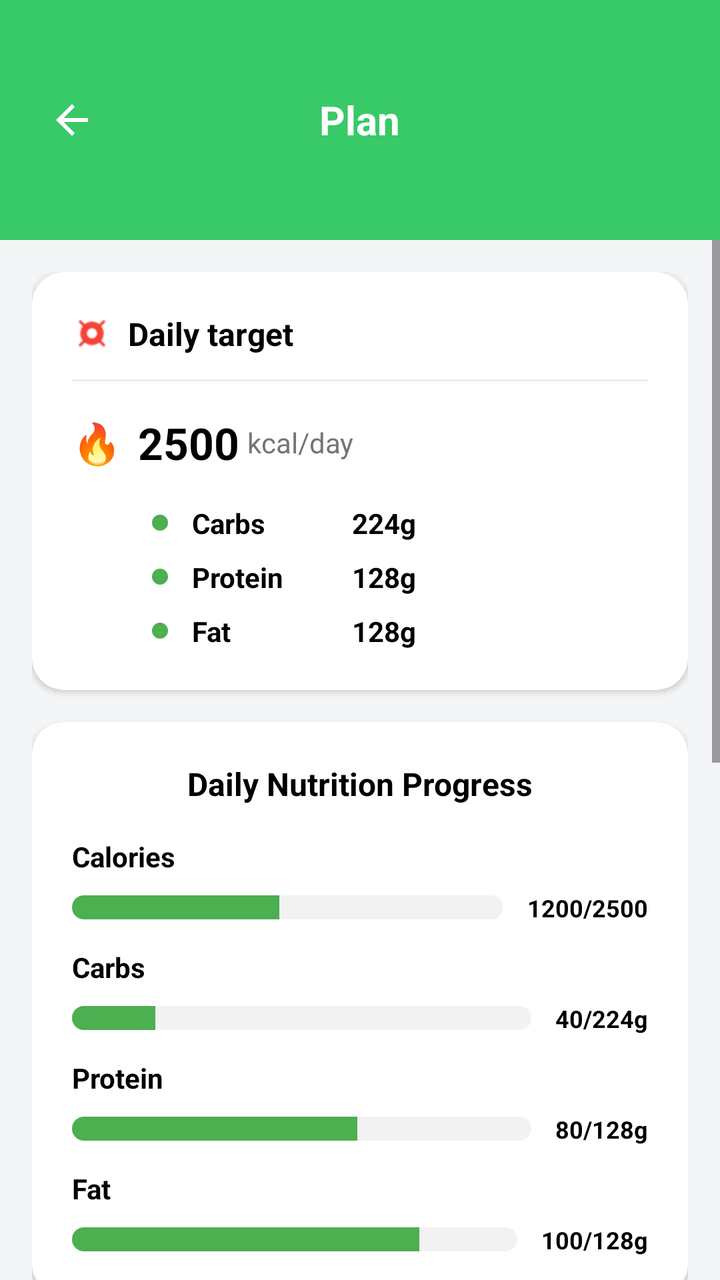
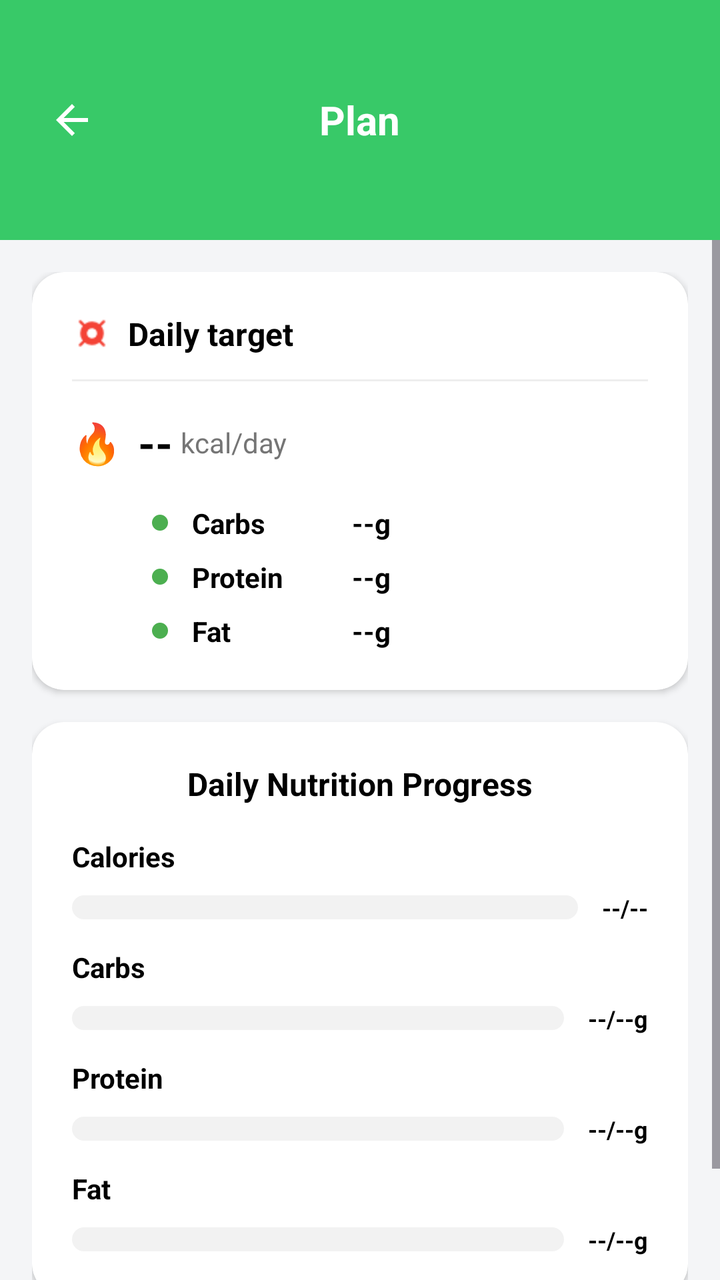

Screens rendered from an Android XML layout before and after an edit, with the pre-edit source and the edit as a unified diff.
<!-- AndroidManifest.xml: application theme Theme.NutriSnap -->
<!-- res/layout/fragment_plan.xml -->
<?xml version="1.0" encoding="utf-8"?>
<RelativeLayout xmlns:android="http://schemas.android.com/apk/res/android"
    xmlns:app="http://schemas.android.com/apk/res-auto"
    android:layout_width="match_parent"
    android:layout_height="match_parent"
    android:background="#F4F5F7">

    <RelativeLayout
        android:id="@+id/header_plan"
        android:layout_width="match_parent"
        android:layout_height="120dp"
        android:background="@color/primary_green"
        android:paddingTop="30dp">

        <ImageView
            android:id="@+id/btn_back_plan"
            android:layout_width="32dp"
            android:layout_height="32dp"
            android:layout_centerVertical="true"
            android:layout_marginStart="20dp"
            android:padding="4dp"
            android:src="@drawable/ic_arrow_back"
            app:tint="@color/white" />

        <TextView
            android:id="@+id/tv_plan_header_title"
            android:layout_width="wrap_content"
            android:layout_height="wrap_content"
            android:layout_centerInParent="true"
            android:text="@string/plan_title"
            android:textColor="@color/white"
            android:textSize="20sp"
            android:textStyle="bold" />
    </RelativeLayout>

    <ScrollView
        android:layout_width="match_parent"
        android:layout_height="match_parent"
        android:layout_below="@id/header_plan"
        android:paddingBottom="20dp"
        android:clipToPadding="false">

        <LinearLayout
            android:layout_width="match_parent"
            android:layout_height="wrap_content"
            android:orientation="vertical"
            android:padding="16dp">

            
            <androidx.cardview.widget.CardView
                android:layout_width="match_parent"
                android:layout_height="wrap_content"
                android:layout_marginBottom="16dp"
                app:cardCornerRadius="16dp"
                app:cardElevation="2dp">

                <LinearLayout
                    android:layout_width="match_parent"
                    android:layout_height="wrap_content"
                    android:orientation="vertical"
                    android:padding="20dp">

                    <LinearLayout
                        android:layout_width="wrap_content"
                        android:layout_height="wrap_content"
                        android:gravity="center_vertical"
                        android:orientation="horizontal">
                        <ImageView
                            android:layout_width="20dp"
                            android:layout_height="20dp"
                            android:src="@drawable/ic_target"
                            app:tint="#F44336" />
                        <TextView
                            android:id="@+id/tv_plan_daily_target_label"
                            android:layout_width="wrap_content"
                            android:layout_height="wrap_content"
                            android:layout_marginStart="8dp"
                            android:text="@string/daily_target"
                            android:textColor="@color/black"
                            android:textSize="16sp"
                            android:textStyle="bold" />
                    </LinearLayout>

                    <View
                        android:layout_width="match_parent"
                        android:layout_height="1dp"
                        android:layout_marginTop="12dp"
                        android:background="#EEEEEE" />

                    <LinearLayout
                        android:layout_width="wrap_content"
                        android:layout_height="wrap_content"
                        android:layout_marginTop="16dp"
                        android:gravity="center_vertical"
                        android:orientation="horizontal">
                        <TextView
                            android:layout_width="wrap_content"
                            android:layout_height="wrap_content"
                            android:text="🔥"
                            android:textSize="20sp" />
                        <TextView
                            android:id="@+id/tv_plan_target_kcal"
                            android:layout_width="wrap_content"
                            android:layout_height="wrap_content"
                            android:layout_marginStart="8dp"
                            android:text="2500"
                            android:textColor="@color/black"
                            android:textSize="22sp"
                            android:textStyle="bold" />
                        <TextView
                            android:id="@+id/tv_plan_kcal_day_unit"
                            android:layout_width="wrap_content"
                            android:layout_height="wrap_content"
                            android:layout_marginStart="4dp"
                            android:text="@string/kcal_per_day"
                            android:textColor="#757575"
                            android:textSize="14sp" />
                    </LinearLayout>

                    <LinearLayout
                        android:layout_width="match_parent"
                        android:layout_height="wrap_content"
                        android:layout_marginTop="16dp"
                        android:orientation="vertical"
                        android:paddingStart="40dp">

                        <LinearLayout android:layout_width="wrap_content" android:layout_height="wrap_content" android:gravity="center_vertical">
                            <View android:layout_width="8dp" android:layout_height="8dp" android:background="@drawable/bg_circle_green" />
                            <TextView android:id="@+id/tv_plan_label_carbs" android:layout_width="80dp" android:layout_height="wrap_content" android:layout_marginStart="12dp" android:text="@string/carbs" android:textColor="@color/black" android:textStyle="bold" />
                            <TextView android:id="@+id/tv_plan_target_carbs" android:layout_width="wrap_content" android:layout_height="wrap_content" android:text="224g" android:textColor="@color/black" android:textStyle="bold" />
                        </LinearLayout>

                        <LinearLayout android:layout_width="wrap_content" android:layout_height="wrap_content" android:layout_marginTop="8dp" android:gravity="center_vertical">
                            <View android:layout_width="8dp" android:layout_height="8dp" android:background="@drawable/bg_circle_green" />
                            <TextView android:id="@+id/tv_plan_label_protein" android:layout_width="80dp" android:layout_height="wrap_content" android:layout_marginStart="12dp" android:text="@string/protein" android:textColor="@color/black" android:textStyle="bold" />
                            <TextView android:id="@+id/tv_plan_target_protein" android:layout_width="wrap_content" android:layout_height="wrap_content" android:text="128g" android:textColor="@color/black" android:textStyle="bold" />
                        </LinearLayout>

                        <LinearLayout android:layout_width="wrap_content" android:layout_height="wrap_content" android:layout_marginTop="8dp" android:gravity="center_vertical">
                            <View android:layout_width="8dp" android:layout_height="8dp" android:background="@drawable/bg_circle_green" />
                            <TextView android:id="@+id/tv_plan_label_fat" android:layout_width="80dp" android:layout_height="wrap_content" android:layout_marginStart="12dp" android:text="@string/fat" android:textColor="@color/black" android:textStyle="bold" />
                            <TextView android:id="@+id/tv_plan_target_fat" android:layout_width="wrap_content" android:layout_height="wrap_content" android:text="128g" android:textColor="@color/black" android:textStyle="bold" />
                        </LinearLayout>
                    </LinearLayout>
                </LinearLayout>
            </androidx.cardview.widget.CardView>

            
            <androidx.cardview.widget.CardView
                android:layout_width="match_parent"
                android:layout_height="wrap_content"
                android:layout_marginBottom="16dp"
                app:cardCornerRadius="16dp"
                app:cardElevation="2dp">

                <LinearLayout
                    android:layout_width="match_parent"
                    android:layout_height="wrap_content"
                    android:orientation="vertical"
                    android:padding="20dp">

                    <TextView
                        android:id="@+id/tv_plan_progress_label"
                        android:layout_width="wrap_content"
                        android:layout_height="wrap_content"
                        android:layout_gravity="center"
                        android:text="@string/daily_nutrition_progress"
                        android:textColor="@color/black"
                        android:textSize="16sp"
                        android:textStyle="bold" />

                    
                    <TextView android:id="@+id/tv_plan_label_calories" android:layout_width="wrap_content" android:layout_height="wrap_content" android:layout_marginTop="16dp" android:text="@string/calories" android:textColor="@color/black" android:textStyle="bold" />
                    <RelativeLayout android:layout_width="match_parent" android:layout_height="wrap_content" android:layout_marginTop="8dp">
                        <ProgressBar android:id="@+id/pb_plan_kcal" style="?android:attr/progressBarStyleHorizontal" android:layout_width="match_parent" android:layout_height="12dp" android:layout_toStartOf="@id/tv_plan_kcal_val" android:layout_marginEnd="12dp" android:layout_centerVertical="true" android:progress="48" android:progressDrawable="@drawable/custom_progress_meal" />
                        <TextView android:id="@+id/tv_plan_kcal_val" android:layout_width="wrap_content" android:layout_height="wrap_content" android:layout_alignParentEnd="true" android:text="1200/2500" android:textColor="@color/black" android:textSize="12sp" android:textStyle="bold" />
                    </RelativeLayout>

                    
                    <TextView android:id="@+id/tv_plan_label_carbs_progress" android:layout_width="wrap_content" android:layout_height="wrap_content" android:layout_marginTop="12dp" android:text="@string/carbs" android:textColor="@color/black" android:textStyle="bold" />
                    <RelativeLayout android:layout_width="match_parent" android:layout_height="wrap_content" android:layout_marginTop="8dp">
                        <ProgressBar android:id="@+id/pb_plan_carbs" style="?android:attr/progressBarStyleHorizontal" android:layout_width="match_parent" android:layout_height="12dp" android:layout_toStartOf="@id/tv_plan_carbs_val" android:layout_marginEnd="12dp" android:layout_centerVertical="true" android:progress="18" android:progressDrawable="@drawable/custom_progress_meal" />
                        <TextView android:id="@+id/tv_plan_carbs_val" android:layout_width="wrap_content" android:layout_height="wrap_content" android:layout_alignParentEnd="true" android:text="40/224g" android:textColor="@color/black" android:textSize="12sp" android:textStyle="bold" />
                    </RelativeLayout>

                    
                    <TextView android:id="@+id/tv_plan_label_protein_progress" android:layout_width="wrap_content" android:layout_height="wrap_content" android:layout_marginTop="12dp" android:text="@string/protein" android:textColor="@color/black" android:textStyle="bold" />
                    <RelativeLayout android:layout_width="match_parent" android:layout_height="wrap_content" android:layout_marginTop="8dp">
                        <ProgressBar android:id="@+id/pb_plan_protein" style="?android:attr/progressBarStyleHorizontal" android:layout_width="match_parent" android:layout_height="12dp" android:layout_toStartOf="@id/tv_plan_protein_val" android:layout_marginEnd="12dp" android:layout_centerVertical="true" android:progress="62" android:progressDrawable="@drawable/custom_progress_meal" />
                        <TextView android:id="@+id/tv_plan_protein_val" android:layout_width="wrap_content" android:layout_height="wrap_content" android:layout_alignParentEnd="true" android:text="80/128g" android:textColor="@color/black" android:textSize="12sp" android:textStyle="bold" />
                    </RelativeLayout>

                    
                    <TextView android:id="@+id/tv_plan_label_fat_progress" android:layout_width="wrap_content" android:layout_height="wrap_content" android:layout_marginTop="12dp" android:text="@string/fat" android:textColor="@color/black" android:textStyle="bold" />
                    <RelativeLayout android:layout_width="match_parent" android:layout_height="wrap_content" android:layout_marginTop="8dp">
                        <ProgressBar android:id="@+id/pb_plan_fat" style="?android:attr/progressBarStyleHorizontal" android:layout_width="match_parent" android:layout_height="12dp" android:layout_toStartOf="@id/tv_plan_fat_val" android:layout_marginEnd="12dp" android:layout_centerVertical="true" android:progress="78" android:progressDrawable="@drawable/custom_progress_meal" />
                        <TextView android:id="@+id/tv_plan_fat_val" android:layout_width="wrap_content" android:layout_height="wrap_content" android:layout_alignParentEnd="true" android:text="100/128g" android:textColor="@color/black" android:textSize="12sp" android:textStyle="bold" />
                    </RelativeLayout>
                </LinearLayout>
            </androidx.cardview.widget.CardView>

            
            <androidx.cardview.widget.CardView
                android:layout_width="match_parent"
                android:layout_height="wrap_content"
                app:cardCornerRadius="16dp"
                app:cardElevation="2dp">

                <LinearLayout
                    android:layout_width="match_parent"
                    android:layout_height="wrap_content"
                    android:orientation="vertical"
                    android:padding="20dp">

                    <TextView
                        android:id="@+id/tv_plan_recommendation_label"
                        android:layout_width="wrap_content"
                        android:layout_height="wrap_content"
                        android:layout_gravity="center"
                        android:text="@string/meal_recommendation"
                        android:textColor="@color/black"
                        android:textSize="16sp"
                        android:textStyle="bold" />

                    <View
                        android:layout_width="200dp"
                        android:layout_height="1dp"
                        android:layout_gravity="center"
                        android:layout_marginTop="12dp"
                        android:background="#EEEEEE" />

                    
                    <RelativeLayout android:layout_width="match_parent" android:layout_height="wrap_content" android:layout_marginTop="20dp">
                        <ImageView android:id="@+id/iv_rec_breakfast" android:layout_width="70dp" android:layout_height="70dp" android:src="@drawable/img_breakfast" />
                        <LinearLayout android:layout_width="wrap_content" android:layout_height="wrap_content" android:layout_marginStart="16dp" android:layout_toEndOf="@id/iv_rec_breakfast" android:orientation="vertical">
                            <TextView android:id="@+id/tv_plan_rec_breakfast_title" android:layout_width="wrap_content" android:layout_height="wrap_content" android:text="Breakfast (450 kcal)" android:textColor="@color/black" android:textStyle="bold" />
                            <LinearLayout android:layout_width="wrap_content" android:layout_height="wrap_content" android:layout_marginTop="8dp" android:layout_marginStart="20dp" android:gravity="center_vertical">
                                <View android:layout_width="6dp" android:layout_height="6dp" android:background="@drawable/bg_circle_green" />
                                <TextView android:id="@+id/tv_plan_rec_breakfast_item1" android:layout_width="wrap_content" android:layout_height="wrap_content" android:layout_marginStart="12dp" android:text="@string/bread" android:textColor="@color/black" android:textStyle="bold" android:textSize="13sp"/>
                            </LinearLayout>
                            <LinearLayout android:layout_width="wrap_content" android:layout_height="wrap_content" android:layout_marginTop="6dp" android:layout_marginStart="20dp" android:gravity="center_vertical">
                                <View android:layout_width="6dp" android:layout_height="6dp" android:background="@drawable/bg_circle_green" />
                                <TextView android:id="@+id/tv_plan_rec_breakfast_item2" android:layout_width="wrap_content" android:layout_height="wrap_content" android:layout_marginStart="12dp" android:text="@string/egg" android:textColor="@color/black" android:textStyle="bold" android:textSize="13sp"/>
                            </LinearLayout>
                        </LinearLayout>
                    </RelativeLayout>

                    
                    <RelativeLayout android:layout_width="match_parent" android:layout_height="wrap_content" android:layout_marginTop="20dp">
                        <ImageView android:id="@+id/iv_rec_lunch" android:layout_width="70dp" android:layout_height="70dp" android:src="@drawable/img_lunch" />
                        <LinearLayout android:layout_width="wrap_content" android:layout_height="wrap_content" android:layout_marginStart="16dp" android:layout_toEndOf="@id/iv_rec_lunch" android:orientation="vertical">
                            <TextView android:id="@+id/tv_plan_rec_lunch_title" android:layout_width="wrap_content" android:layout_height="wrap_content" android:text="Lunch (800 kcal)" android:textColor="@color/black" android:textStyle="bold" />
                            <LinearLayout android:layout_width="wrap_content" android:layout_height="wrap_content" android:layout_marginTop="8dp" android:layout_marginStart="20dp" android:gravity="center_vertical">
                                <View android:layout_width="6dp" android:layout_height="6dp" android:background="@drawable/bg_circle_green" />
                                <TextView android:id="@+id/tv_plan_rec_lunch_item1" android:layout_width="wrap_content" android:layout_height="wrap_content" android:layout_marginStart="12dp" android:text="@string/pho" android:textColor="@color/black" android:textStyle="bold" android:textSize="13sp"/>
                            </LinearLayout>
                            <LinearLayout android:layout_width="wrap_content" android:layout_height="wrap_content" android:layout_marginTop="6dp" android:layout_marginStart="20dp" android:gravity="center_vertical">
                                <View android:layout_width="6dp" android:layout_height="6dp" android:background="@drawable/bg_circle_green" />
                                <TextView android:id="@+id/tv_plan_rec_lunch_item2" android:layout_width="wrap_content" android:layout_height="wrap_content" android:layout_marginStart="12dp" android:text="@string/salad" android:textColor="@color/black" android:textStyle="bold" android:textSize="13sp"/>
                            </LinearLayout>
                        </LinearLayout>
                    </RelativeLayout>

                    
                    <RelativeLayout android:layout_width="match_parent" android:layout_height="wrap_content" android:layout_marginTop="20dp">
                        <ImageView android:id="@+id/iv_rec_dinner" android:layout_width="70dp" android:layout_height="70dp" android:src="@drawable/img_dinner" />
                        <LinearLayout android:layout_width="wrap_content" android:layout_height="wrap_content" android:layout_marginStart="16dp" android:layout_toEndOf="@id/iv_rec_dinner" android:orientation="vertical">
                            <TextView android:id="@+id/tv_plan_rec_dinner_title" android:layout_width="wrap_content" android:layout_height="wrap_content" android:text="Dinner (800 kcal)" android:textColor="@color/black" android:textStyle="bold" />
                            <LinearLayout android:layout_width="wrap_content" android:layout_height="wrap_content" android:layout_marginTop="8dp" android:layout_marginStart="20dp" android:gravity="center_vertical">
                                <View android:layout_width="6dp" android:layout_height="6dp" android:background="@drawable/bg_circle_green" />
                                <TextView android:id="@+id/tv_plan_rec_dinner_item1" android:layout_width="wrap_content" android:layout_height="wrap_content" android:layout_marginStart="12dp" android:text="@string/brown_rice" android:textColor="@color/black" android:textStyle="bold" android:textSize="13sp"/>
                            </LinearLayout>
                            <LinearLayout android:layout_width="wrap_content" android:layout_height="wrap_content" android:layout_marginTop="6dp" android:layout_marginStart="20dp" android:gravity="center_vertical">
                                <View android:layout_width="6dp" android:layout_height="6dp" android:background="@drawable/bg_circle_green" />
                                <TextView android:id="@+id/tv_plan_rec_dinner_item2" android:layout_width="wrap_content" android:layout_height="wrap_content" android:layout_marginStart="12dp" android:text="@string/egg" android:textColor="@color/black" android:textStyle="bold" android:textSize="13sp"/>
                            </LinearLayout>
                        </LinearLayout>
                    </RelativeLayout>

                    
                    <RelativeLayout android:layout_width="match_parent" android:layout_height="wrap_content" android:layout_marginTop="20dp">
                        <ImageView android:id="@+id/iv_rec_snack" android:layout_width="70dp" android:layout_height="70dp" android:src="@drawable/img_snack" />
                        <LinearLayout android:layout_width="wrap_content" android:layout_height="wrap_content" android:layout_marginStart="16dp" android:layout_toEndOf="@id/iv_rec_snack" android:orientation="vertical">
                            <TextView android:id="@+id/tv_plan_rec_snack_title" android:layout_width="wrap_content" android:layout_height="wrap_content" android:text="Snack (450 kcal)" android:textColor="@color/black" android:textStyle="bold" />
                            <LinearLayout android:layout_width="wrap_content" android:layout_height="wrap_content" android:layout_marginTop="8dp" android:layout_marginStart="20dp" android:gravity="center_vertical">
                                <View android:layout_width="6dp" android:layout_height="6dp" android:background="@drawable/bg_circle_green" />
                                <TextView android:id="@+id/tv_plan_rec_snack_item1" android:layout_width="wrap_content" android:layout_height="wrap_content" android:layout_marginStart="12dp" android:text="@string/greek_yogurt" android:textColor="@color/black" android:textStyle="bold" android:textSize="13sp"/>
                            </LinearLayout>
                            <LinearLayout android:layout_width="wrap_content" android:layout_height="wrap_content" android:layout_marginTop="6dp" android:layout_marginStart="20dp" android:gravity="center_vertical">
                                <View android:layout_width="6dp" android:layout_height="6dp" android:background="@drawable/bg_circle_green" />
                                <TextView android:id="@+id/tv_plan_rec_snack_item2" android:layout_width="wrap_content" android:layout_height="wrap_content" android:layout_marginStart="12dp" android:text="@string/almonds" android:textColor="@color/black" android:textStyle="bold" android:textSize="13sp"/>
                            </LinearLayout>
                        </LinearLayout>
                    </RelativeLayout>
                </LinearLayout>
            </androidx.cardview.widget.CardView>
        </LinearLayout>
    </ScrollView>
</RelativeLayout>
<!-- resources referenced by this layout -->
<resources>
  <color name="black">#FF000000</color>
  <color name="primary_green">#38C968</color>
  <color name="white">#FFFFFFFF</color>
  <!-- drawable bg_circle_green (drawable) -->
  <?xml version="1.0" encoding="utf-8"?>
  <shape xmlns:android="http://schemas.android.com/apk/res/android" android:shape="oval">
      <solid android:color="#4CAF50" /> </shape>
  <!-- drawable custom_progress_meal (drawable) -->
  <layer-list xmlns:android="http://schemas.android.com/apk/res/android">
      <item android:id="@android:id/background">
          <shape>
              <corners android:radius="10dp" />
              <solid android:color="#F2F2F2" />
          </shape>
      </item>
      <item android:id="@android:id/progress">
          <clip>
              <shape>
                  <corners android:radius="10dp" />
                  <solid android:color="@color/main_green" />
              </shape>
          </clip>
      </item>
  </layer-list>
  <!-- drawable ic_arrow_back (drawable) -->
  <vector xmlns:android="http://schemas.android.com/apk/res/android"
      android:width="24dp"
      android:height="24dp"
      android:viewportWidth="24"
      android:viewportHeight="24">
      <path
          android:fillColor="#000000"
          android:pathData="M20,11H7.83l5.59,-5.59L12,4l-8,8 8,8 1.41,-1.41L7.83,13H20v-2z" />
  </vector>
  <!-- drawable ic_target: png bitmap (drawable, 629 bytes) -->
  <!-- drawable img_breakfast: png bitmap (drawable, 6442 bytes) -->
  <!-- drawable img_dinner: png bitmap (drawable, 4169 bytes) -->
  <!-- drawable img_lunch: png bitmap (drawable, 5605 bytes) -->
  <!-- drawable img_snack: png bitmap (drawable, 4784 bytes) -->
  <string name="almonds">Almonds</string>
  <string name="bread">Bread</string>
  <string name="brown_rice">Brown rice</string>
  <string name="calories">Calories</string>
  <string name="carbs">Carbs</string>
  <string name="daily_nutrition_progress">Daily Nutrition Progress</string>
  <string name="daily_target">Daily target</string>
  <string name="egg">egg</string>
  <string name="fat">Fat</string>
  <string name="greek_yogurt">Greek Yogurt</string>
  <string name="kcal_per_day">kcal/day</string>
  <string name="meal_recommendation">Meal Recommendation</string>
  <string name="pho">Pho</string>
  <string name="plan_title">Plan</string>
  <string name="protein">Protein</string>
  <string name="salad">Salad</string>
  <style name="Theme.NutriSnap" parent="Base.Theme.NutriSnap" />
  <color name="main_green">#4CAF50</color>
  <style name="Base.Theme.NutriSnap" parent="Theme.Material3.DayNight.NoActionBar">
          
      </style>
</resources>

<!-- the commit's change to res/layout/fragment_plan.xml (unified diff, before → after) -->
@@ -103,7 +103,7 @@
                             android:layout_width="wrap_content"
                             android:layout_height="wrap_content"
                             android:layout_marginStart="8dp"
-                            android:text="2500"
+                            android:text="--"
                             android:textColor="@color/black"
                             android:textSize="22sp"
                             android:textStyle="bold" />
@@ -127,19 +127,19 @@
                         <LinearLayout android:layout_width="wrap_content" android:layout_height="wrap_content" android:gravity="center_vertical">
                             <View android:layout_width="8dp" android:layout_height="8dp" android:background="@drawable/bg_circle_green" />
                             <TextView android:id="@+id/tv_plan_label_carbs" android:layout_width="80dp" android:layout_height="wrap_content" android:layout_marginStart="12dp" android:text="@string/carbs" android:textColor="@color/black" android:textStyle="bold" />
-                            <TextView android:id="@+id/tv_plan_target_carbs" android:layout_width="wrap_content" android:layout_height="wrap_content" android:text="224g" android:textColor="@color/black" android:textStyle="bold" />
+                            <TextView android:id="@+id/tv_plan_target_carbs" android:layout_width="wrap_content" android:layout_height="wrap_content" android:text="--g" android:textColor="@color/black" android:textStyle="bold" />
                         </LinearLayout>
 
                         <LinearLayout android:layout_width="wrap_content" android:layout_height="wrap_content" android:layout_marginTop="8dp" android:gravity="center_vertical">
                             <View android:layout_width="8dp" android:layout_height="8dp" android:background="@drawable/bg_circle_green" />
                             <TextView android:id="@+id/tv_plan_label_protein" android:layout_width="80dp" android:layout_height="wrap_content" android:layout_marginStart="12dp" android:text="@string/protein" android:textColor="@color/black" android:textStyle="bold" />
-                            <TextView android:id="@+id/tv_plan_target_protein" android:layout_width="wrap_content" android:layout_height="wrap_content" android:text="128g" android:textColor="@color/black" android:textStyle="bold" />
+                            <TextView android:id="@+id/tv_plan_target_protein" android:layout_width="wrap_content" android:layout_height="wrap_content" android:text="--g" android:textColor="@color/black" android:textStyle="bold" />
                         </LinearLayout>
 
                         <LinearLayout android:layout_width="wrap_content" android:layout_height="wrap_content" android:layout_marginTop="8dp" android:gravity="center_vertical">
                             <View android:layout_width="8dp" android:layout_height="8dp" android:background="@drawable/bg_circle_green" />
                             <TextView android:id="@+id/tv_plan_label_fat" android:layout_width="80dp" android:layout_height="wrap_content" android:layout_marginStart="12dp" android:text="@string/fat" android:textColor="@color/black" android:textStyle="bold" />
-                            <TextView android:id="@+id/tv_plan_target_fat" android:layout_width="wrap_content" android:layout_height="wrap_content" android:text="128g" android:textColor="@color/black" android:textStyle="bold" />
+                            <TextView android:id="@+id/tv_plan_target_fat" android:layout_width="wrap_content" android:layout_height="wrap_content" android:text="--g" android:textColor="@color/black" android:textStyle="bold" />
                         </LinearLayout>
                     </LinearLayout>
                 </LinearLayout>
@@ -172,125 +172,29 @@
                     
                     <TextView android:id="@+id/tv_plan_label_calories" android:layout_width="wrap_content" android:layout_height="wrap_content" android:layout_marginTop="16dp" android:text="@string/calories" android:textColor="@color/black" android:textStyle="bold" />
                     <RelativeLayout android:layout_width="match_parent" android:layout_height="wrap_content" android:layout_marginTop="8dp">
-                        <ProgressBar android:id="@+id/pb_plan_kcal" style="?android:attr/progressBarStyleHorizontal" android:layout_width="match_parent" android:layout_height="12dp" android:layout_toStartOf="@id/tv_plan_kcal_val" android:layout_marginEnd="12dp" android:layout_centerVertical="true" android:progress="48" android:progressDrawable="@drawable/custom_progress_meal" />
-                        <TextView android:id="@+id/tv_plan_kcal_val" android:layout_width="wrap_content" android:layout_height="wrap_content" android:layout_alignParentEnd="true" android:text="1200/2500" android:textColor="@color/black" android:textSize="12sp" android:textStyle="bold" />
+                        <ProgressBar android:id="@+id/pb_plan_kcal" style="?android:attr/progressBarStyleHorizontal" android:layout_width="match_parent" android:layout_height="12dp" android:layout_toStartOf="@id/tv_plan_kcal_val" android:layout_marginEnd="12dp" android:layout_centerVertical="true" android:progressDrawable="@drawable/custom_progress_meal" />
+                        <TextView android:id="@+id/tv_plan_kcal_val" android:layout_width="wrap_content" android:layout_height="wrap_content" android:layout_alignParentEnd="true" android:text="--/--" android:textColor="@color/black" android:textSize="12sp" android:textStyle="bold" />
                     </RelativeLayout>
 
                     
                     <TextView android:id="@+id/tv_plan_label_carbs_progress" android:layout_width="wrap_content" android:layout_height="wrap_content" android:layout_marginTop="12dp" android:text="@string/carbs" android:textColor="@color/black" android:textStyle="bold" />
                     <RelativeLayout android:layout_width="match_parent" android:layout_height="wrap_content" android:layout_marginTop="8dp">
-                        <ProgressBar android:id="@+id/pb_plan_carbs" style="?android:attr/progressBarStyleHorizontal" android:layout_width="match_parent" android:layout_height="12dp" android:layout_toStartOf="@id/tv_plan_carbs_val" android:layout_marginEnd="12dp" android:layout_centerVertical="true" android:progress="18" android:progressDrawable="@drawable/custom_progress_meal" />
-                        <TextView android:id="@+id/tv_plan_carbs_val" android:layout_width="wrap_content" android:layout_height="wrap_content" android:layout_alignParentEnd="true" android:text="40/224g" android:textColor="@color/black" android:textSize="12sp" android:textStyle="bold" />
+                        <ProgressBar android:id="@+id/pb_plan_carbs" style="?android:attr/progressBarStyleHorizontal" android:layout_width="match_parent" android:layout_height="12dp" android:layout_toStartOf="@id/tv_plan_carbs_val" android:layout_marginEnd="12dp" android:layout_centerVertical="true" android:progressDrawable="@drawable/custom_progress_meal" />
+                        <TextView android:id="@+id/tv_plan_carbs_val" android:layout_width="wrap_content" android:layout_height="wrap_content" android:layout_alignParentEnd="true" android:text="--/--g" android:textColor="@color/black" android:textSize="12sp" android:textStyle="bold" />
                     </RelativeLayout>
 
                     
                     <TextView android:id="@+id/tv_plan_label_protein_progress" android:layout_width="wrap_content" android:layout_height="wrap_content" android:layout_marginTop="12dp" android:text="@string/protein" android:textColor="@color/black" android:textStyle="bold" />
                     <RelativeLayout android:layout_width="match_parent" android:layout_height="wrap_content" android:layout_marginTop="8dp">
-                        <ProgressBar android:id="@+id/pb_plan_protein" style="?android:attr/progressBarStyleHorizontal" android:layout_width="match_parent" android:layout_height="12dp" android:layout_toStartOf="@id/tv_plan_protein_val" android:layout_marginEnd="12dp" android:layout_centerVertical="true" android:progress="62" android:progressDrawable="@drawable/custom_progress_meal" />
-                        <TextView android:id="@+id/tv_plan_protein_val" android:layout_width="wrap_content" android:layout_height="wrap_content" android:layout_alignParentEnd="true" android:text="80/128g" android:textColor="@color/black" android:textSize="12sp" android:textStyle="bold" />
+                        <ProgressBar android:id="@+id/pb_plan_protein" style="?android:attr/progressBarStyleHorizontal" android:layout_width="match_parent" android:layout_height="12dp" android:layout_toStartOf="@id/tv_plan_protein_val" android:layout_marginEnd="12dp" android:layout_centerVertical="true" android:progressDrawable="@drawable/custom_progress_meal" />
+                        <TextView android:id="@+id/tv_plan_protein_val" android:layout_width="wrap_content" android:layout_height="wrap_content" android:layout_alignParentEnd="true" android:text="--/--g" android:textColor="@color/black" android:textSize="12sp" android:textStyle="bold" />
                     </RelativeLayout>
 
                     
                     <TextView android:id="@+id/tv_plan_label_fat_progress" android:layout_width="wrap_content" android:layout_height="wrap_content" android:layout_marginTop="12dp" android:text="@string/fat" android:textColor="@color/black" android:textStyle="bold" />
                     <RelativeLayout android:layout_width="match_parent" android:layout_height="wrap_content" android:layout_marginTop="8dp">
-                        <ProgressBar android:id="@+id/pb_plan_fat" style="?android:attr/progressBarStyleHorizontal" android:layout_width="match_parent" android:layout_height="12dp" android:layout_toStartOf="@id/tv_plan_fat_val" android:layout_marginEnd="12dp" android:layout_centerVertical="true" android:progress="78" android:progressDrawable="@drawable/custom_progress_meal" />
-                        <TextView android:id="@+id/tv_plan_fat_val" android:layout_width="wrap_content" android:layout_height="wrap_content" android:layout_alignParentEnd="true" android:text="100/128g" android:textColor="@color/black" android:textSize="12sp" android:textStyle="bold" />
-                    </RelativeLayout>
-                </LinearLayout>
-            </androidx.cardview.widget.CardView>
-
-            
-            <androidx.cardview.widget.CardView
-                android:layout_width="match_parent"
-                android:layout_height="wrap_content"
-                app:cardCornerRadius="16dp"
-                app:cardElevation="2dp">
-
-                <LinearLayout
-                    android:layout_width="match_parent"
-                    android:layout_height="wrap_content"
-                    android:orientation="vertical"
-                    android:padding="20dp">
-
-                    <TextView
-                        android:id="@+id/tv_plan_recommendation_label"
-                        android:layout_width="wrap_content"
-                        android:layout_height="wrap_content"
-                        android:layout_gravity="center"
-                        android:text="@string/meal_recommendation"
-                        android:textColor="@color/black"
-                        android:textSize="16sp"
-                        android:textStyle="bold" />
-
-                    <View
-                        android:layout_width="200dp"
-                        android:layout_height="1dp"
-                        android:layout_gravity="center"
-                        android:layout_marginTop="12dp"
-                        android:background="#EEEEEE" />
-
-                    
-                    <RelativeLayout android:layout_width="match_parent" android:layout_height="wrap_content" android:layout_marginTop="20dp">
-                        <ImageView android:id="@+id/iv_rec_breakfast" android:layout_width="70dp" android:layout_height="70dp" android:src="@drawable/img_breakfast" />
-                        <LinearLayout android:layout_width="wrap_content" android:layout_height="wrap_content" android:layout_marginStart="16dp" android:layout_toEndOf="@id/iv_rec_breakfast" android:orientation="vertical">
-                            <TextView android:id="@+id/tv_plan_rec_breakfast_title" android:layout_width="wrap_content" android:layout_height="wrap_content" android:text="Breakfast (450 kcal)" android:textColor="@color/black" android:textStyle="bold" />
-                            <LinearLayout android:layout_width="wrap_content" android:layout_height="wrap_content" android:layout_marginTop="8dp" android:layout_marginStart="20dp" android:gravity="center_vertical">
-                                <View android:layout_width="6dp" android:layout_height="6dp" android:background="@drawable/bg_circle_green" />
-                                <TextView android:id="@+id/tv_plan_rec_breakfast_item1" android:layout_width="wrap_content" android:layout_height="wrap_content" android:layout_marginStart="12dp" android:text="@string/bread" android:textColor="@color/black" android:textStyle="bold" android:textSize="13sp"/>
-                            </LinearLayout>
-                            <LinearLayout android:layout_width="wrap_content" android:layout_height="wrap_content" android:layout_marginTop="6dp" android:layout_marginStart="20dp" android:gravity="center_vertical">
-                                <View android:layout_width="6dp" android:layout_height="6dp" android:background="@drawable/bg_circle_green" />
-                                <TextView android:id="@+id/tv_plan_rec_breakfast_item2" android:layout_width="wrap_content" android:layout_height="wrap_content" android:layout_marginStart="12dp" android:text="@string/egg" android:textColor="@color/black" android:textStyle="bold" android:textSize="13sp"/>
-                            </LinearLayout>
-                        </LinearLayout>
-                    </RelativeLayout>
-
-                    
-                    <RelativeLayout android:layout_width="match_parent" android:layout_height="wrap_content" android:layout_marginTop="20dp">
-                        <ImageView android:id="@+id/iv_rec_lunch" android:layout_width="70dp" android:layout_height="70dp" android:src="@drawable/img_lunch" />
-                        <LinearLayout android:layout_width="wrap_content" android:layout_height="wrap_content" android:layout_marginStart="16dp" android:layout_toEndOf="@id/iv_rec_lunch" android:orientation="vertical">
-                            <TextView android:id="@+id/tv_plan_rec_lunch_title" android:layout_width="wrap_content" android:layout_height="wrap_content" android:text="Lunch (800 kcal)" android:textColor="@color/black" android:textStyle="bold" />
-                            <LinearLayout android:layout_width="wrap_content" android:layout_height="wrap_content" android:layout_marginTop="8dp" android:layout_marginStart="20dp" android:gravity="center_vertical">
-                                <View android:layout_width="6dp" android:layout_height="6dp" android:background="@drawable/bg_circle_green" />
-                                <TextView android:id="@+id/tv_plan_rec_lunch_item1" android:layout_width="wrap_content" android:layout_height="wrap_content" android:layout_marginStart="12dp" android:text="@string/pho" android:textColor="@color/black" android:textStyle="bold" android:textSize="13sp"/>
-                            </LinearLayout>
-                            <LinearLayout android:layout_width="wrap_content" android:layout_height="wrap_content" android:layout_marginTop="6dp" android:layout_marginStart="20dp" android:gravity="center_vertical">
-                                <View android:layout_width="6dp" android:layout_height="6dp" android:background="@drawable/bg_circle_green" />
-                                <TextView android:id="@+id/tv_plan_rec_lunch_item2" android:layout_width="wrap_content" android:layout_height="wrap_content" android:layout_marginStart="12dp" android:text="@string/salad" android:textColor="@color/black" android:textStyle="bold" android:textSize="13sp"/>
-                            </LinearLayout>
-                        </LinearLayout>
-                    </RelativeLayout>
-
-                    
-                    <RelativeLayout android:layout_width="match_parent" android:layout_height="wrap_content" android:layout_marginTop="20dp">
-                        <ImageView android:id="@+id/iv_rec_dinner" android:layout_width="70dp" android:layout_height="70dp" android:src="@drawable/img_dinner" />
-                        <LinearLayout android:layout_width="wrap_content" android:layout_height="wrap_content" android:layout_marginStart="16dp" android:layout_toEndOf="@id/iv_rec_dinner" android:orientation="vertical">
-                            <TextView android:id="@+id/tv_plan_rec_dinner_title" android:layout_width="wrap_content" android:layout_height="wrap_content" android:text="Dinner (800 kcal)" android:textColor="@color/black" android:textStyle="bold" />
-                            <LinearLayout android:layout_width="wrap_content" android:layout_height="wrap_content" android:layout_marginTop="8dp" android:layout_marginStart="20dp" android:gravity="center_vertical">
-                                <View android:layout_width="6dp" android:layout_height="6dp" android:background="@drawable/bg_circle_green" />
-                                <TextView android:id="@+id/tv_plan_rec_dinner_item1" android:layout_width="wrap_content" android:layout_height="wrap_content" android:layout_marginStart="12dp" android:text="@string/brown_rice" android:textColor="@color/black" android:textStyle="bold" android:textSize="13sp"/>
-                            </LinearLayout>
-                            <LinearLayout android:layout_width="wrap_content" android:layout_height="wrap_content" android:layout_marginTop="6dp" android:layout_marginStart="20dp" android:gravity="center_vertical">
-                                <View android:layout_width="6dp" android:layout_height="6dp" android:background="@drawable/bg_circle_green" />
-                                <TextView android:id="@+id/tv_plan_rec_dinner_item2" android:layout_width="wrap_content" android:layout_height="wrap_content" android:layout_marginStart="12dp" android:text="@string/egg" android:textColor="@color/black" android:textStyle="bold" android:textSize="13sp"/>
-                            </LinearLayout>
-                        </LinearLayout>
-                    </RelativeLayout>
-
-                    
-                    <RelativeLayout android:layout_width="match_parent" android:layout_height="wrap_content" android:layout_marginTop="20dp">
-                        <ImageView android:id="@+id/iv_rec_snack" android:layout_width="70dp" android:layout_height="70dp" android:src="@drawable/img_snack" />
-                        <LinearLayout android:layout_width="wrap_content" android:layout_height="wrap_content" android:layout_marginStart="16dp" android:layout_toEndOf="@id/iv_rec_snack" android:orientation="vertical">
-                            <TextView android:id="@+id/tv_plan_rec_snack_title" android:layout_width="wrap_content" android:layout_height="wrap_content" android:text="Snack (450 kcal)" android:textColor="@color/black" android:textStyle="bold" />
-                            <LinearLayout android:layout_width="wrap_content" android:layout_height="wrap_content" android:layout_marginTop="8dp" android:layout_marginStart="20dp" android:gravity="center_vertical">
-                                <View android:layout_width="6dp" android:layout_height="6dp" android:background="@drawable/bg_circle_green" />
-                                <TextView android:id="@+id/tv_plan_rec_snack_item1" android:layout_width="wrap_content" android:layout_height="wrap_content" android:layout_marginStart="12dp" android:text="@string/greek_yogurt" android:textColor="@color/black" android:textStyle="bold" android:textSize="13sp"/>
-                            </LinearLayout>
-                            <LinearLayout android:layout_width="wrap_content" android:layout_height="wrap_content" android:layout_marginTop="6dp" android:layout_marginStart="20dp" android:gravity="center_vertical">
-                                <View android:layout_width="6dp" android:layout_height="6dp" android:background="@drawable/bg_circle_green" />
-                                <TextView android:id="@+id/tv_plan_rec_snack_item2" android:layout_width="wrap_content" android:layout_height="wrap_content" android:layout_marginStart="12dp" android:text="@string/almonds" android:textColor="@color/black" android:textStyle="bold" android:textSize="13sp"/>
-                            </LinearLayout>
-                        </LinearLayout>
+                        <ProgressBar android:id="@+id/pb_plan_fat" style="?android:attr/progressBarStyleHorizontal" android:layout_width="match_parent" android:layout_height="12dp" android:layout_toStartOf="@id/tv_plan_fat_val" android:layout_marginEnd="12dp" android:layout_centerVertical="true" android:progressDrawable="@drawable/custom_progress_meal" />
+                        <TextView android:id="@+id/tv_plan_fat_val" android:layout_width="wrap_content" android:layout_height="wrap_content" android:layout_alignParentEnd="true" android:text="--/--g" android:textColor="@color/black" android:textSize="12sp" android:textStyle="bold" />
                     </RelativeLayout>
                 </LinearLayout>
             </androidx.cardview.widget.CardView>
<!-- resource entries referenced after the edit -->
@@ -35,26 +35,14 @@
           android:pathData="M20,11H7.83l5.59,-5.59L12,4l-8,8 8,8 1.41,-1.41L7.83,13H20v-2z" />
   </vector>
   <!-- drawable ic_target: png bitmap (drawable, 629 bytes) -->
-  <!-- drawable img_breakfast: png bitmap (drawable, 6442 bytes) -->
-  <!-- drawable img_dinner: png bitmap (drawable, 4169 bytes) -->
-  <!-- drawable img_lunch: png bitmap (drawable, 5605 bytes) -->
-  <!-- drawable img_snack: png bitmap (drawable, 4784 bytes) -->
-  <string name="almonds">Almonds</string>
-  <string name="bread">Bread</string>
-  <string name="brown_rice">Brown rice</string>
   <string name="calories">Calories</string>
   <string name="carbs">Carbs</string>
   <string name="daily_nutrition_progress">Daily Nutrition Progress</string>
   <string name="daily_target">Daily target</string>
-  <string name="egg">egg</string>
   <string name="fat">Fat</string>
-  <string name="greek_yogurt">Greek Yogurt</string>
   <string name="kcal_per_day">kcal/day</string>
-  <string name="meal_recommendation">Meal Recommendation</string>
-  <string name="pho">Pho</string>
   <string name="plan_title">Plan</string>
   <string name="protein">Protein</string>
-  <string name="salad">Salad</string>
   <style name="Theme.NutriSnap" parent="Base.Theme.NutriSnap" />
   <color name="main_green">#4CAF50</color>
   <style name="Base.Theme.NutriSnap" parent="Theme.Material3.DayNight.NoActionBar">
